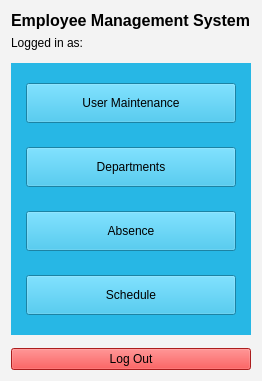
First picture: the form in EMS-App/menuScreen.ui, repository elroydsouza/HR-ManagementSystem, before the edit.
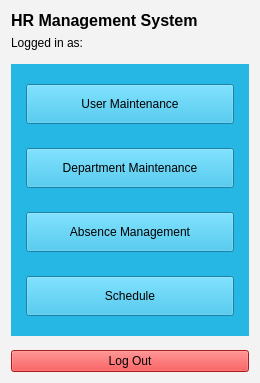
Second picture: the form after the edit.

Commit message: Changed all form titles to be appropriate to the form and added bradford swissport logo into login screen and user maintenance screen, also changed menu button text to be more appropriate to the corresponding screen

What changed in the file:
```diff
--- a/EMS-App/menuScreen.ui
+++ b/EMS-App/menuScreen.ui
@@ -7,7 +7,7 @@
     <x>0</x>
     <y>0</y>
     <width>260</width>
-    <height>381</height>
+    <height>383</height>
    </rect>
   </property>
   <property name="windowTitle">
@@ -32,7 +32,7 @@
         </font>
        </property>
        <property name="text">
-        <string>Employee Management System</string>
+        <string>HR Management System</string>
        </property>
       </widget>
      </item>
@@ -105,7 +105,7 @@
            </size>
           </property>
           <property name="text">
-           <string>Departments</string>
+           <string>Department Maintenance</string>
           </property>
          </widget>
         </item>
@@ -118,7 +118,7 @@
            </size>
           </property>
           <property name="text">
-           <string>Absence</string>
+           <string>Absence Management</string>
           </property>
          </widget>
         </item>
```
Left out of the diff: 2 changed lines with no effect on the pictures. The commit also changes 22 other files.
